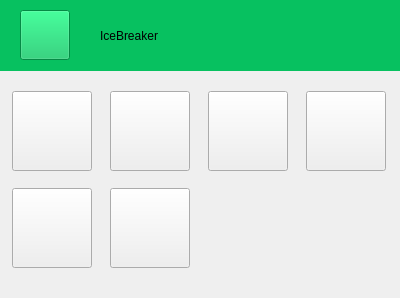
Qt form qClient/expression.ui (AGuan177/QTice) before a commit.
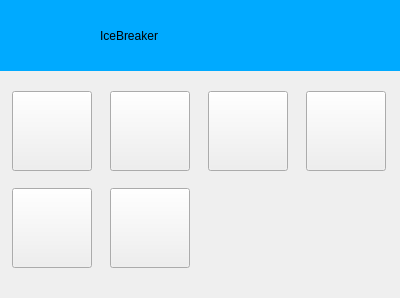
The same form after that commit.

```diff
--- a/qClient/expression.ui
+++ b/qClient/expression.ui
@@ -191,40 +191,9 @@
     </sizepolicy>
    </property>
    <property name="styleSheet">
-    <string notr="true">background-color: rgb(7,193,96);
+    <string notr="true">background-color: rgb(0, 170, 255);
 </string>
    </property>
-   <widget class="QPushButton" name="logo">
-    <property name="geometry">
-     <rect>
-      <x>20</x>
-      <y>10</y>
-      <width>50</width>
-      <height>50</height>
-     </rect>
-    </property>
-    <property name="sizePolicy">
-     <sizepolicy hsizetype="Fixed" vsizetype="Fixed">
-      <horstretch>0</horstretch>
-      <verstretch>0</verstretch>
-     </sizepolicy>
-    </property>
-    <property name="minimumSize">
-     <size>
-      <width>50</width>
-      <height>50</height>
-     </size>
-    </property>
-    <property name="maximumSize">
-     <size>
-      <width>50</width>
-      <height>50</height>
-     </size>
-    </property>
-    <property name="text">
-     <string/>
-    </property>
-   </widget>
    <widget class="QLabel" name="label">
     <property name="geometry">
      <rect>
```
